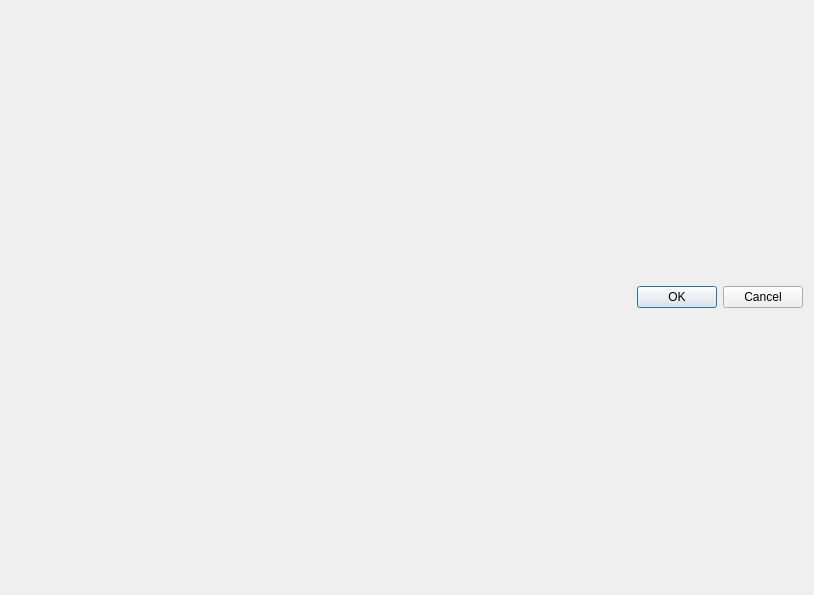
whs31/quasar-software, file src/network/tcpdebug.ui: the form before one commit.
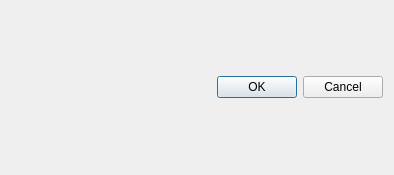
The form after the commit.

```diff
--- a/src/network/tcpdebug.ui
+++ b/src/network/tcpdebug.ui
@@ -6,8 +6,8 @@
    <rect>
     <x>0</x>
     <y>0</y>
-    <width>814</width>
-    <height>595</height>
+    <width>394</width>
+    <height>175</height>
    </rect>
   </property>
   <property name="windowTitle">
```
Left out of the diff: 6 changed lines with no effect on the pictures.
